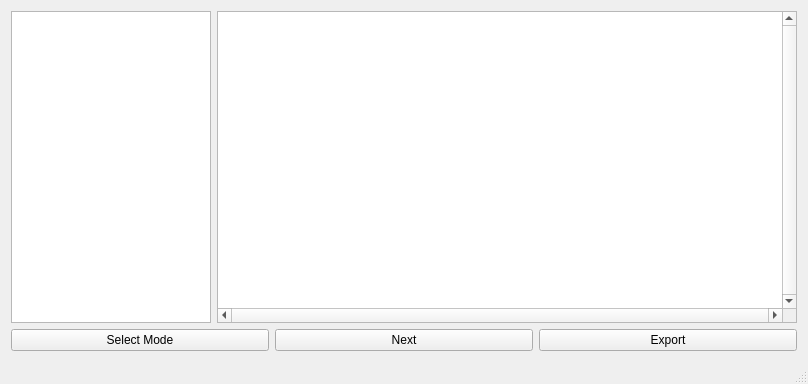
This is IntelliGraph/mainwindow.ui in SEGroup10/IntelliGraph as Qt 5 draws it before an edit. The edited form follows.
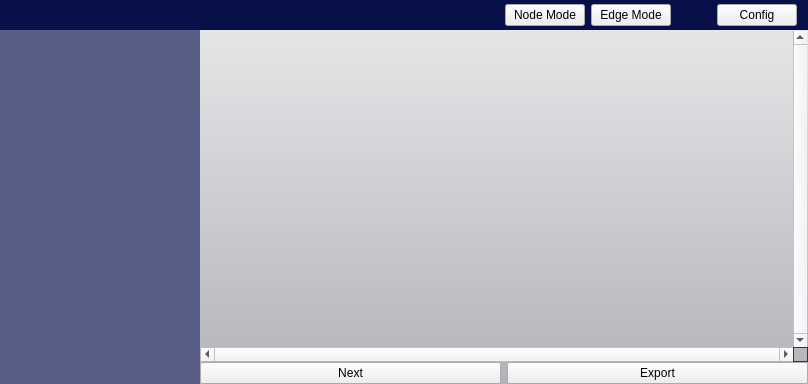
This is the edited form. Icons and pictures are not drawn.

Commit message:
Manual merge from origin/Dico
Manual merge

Diff of the .ui file:
```diff
--- a/IntelliGraph/mainwindow.ui
+++ b/IntelliGraph/mainwindow.ui
@@ -17,10 +17,133 @@
    <iconset resource="images.qrc">
     <normaloff>:/images/images/icon.ico</normaloff>:/images/images/icon.ico</iconset>
   </property>
+  <property name="styleSheet">
+   <string notr="true">/* http://paletton.com/#uid=13U0u0kd1oO0hT21i-bwUkbDIde
+ * color 1: #E9EAEB
+ * color 2: #B3B4B9
+ * color 3: #585E88
+ * color 4: #0E1B6E
+ * color 5: #071048
+ */
+
+QMainWindow {
+  background: QLinearGradient(x1: 0, y1: 0, x2: 0, y2: 1, stop: 0 #E9EAEB, stop: 1 #B3B4B9);
+}
+
+#topbar {
+  background: #071048;
+}
+
+#algorithmsList {
+  background: #585E88;
+  border: #585E88;
+  color: white;
+}
+
+#graphicsView {
+ background: transparent;
+}</string>
+  </property>
   <widget class="QWidget" name="centralWidget">
+   <property name="styleSheet">
+    <string notr="true"/>
+   </property>
    <layout class="QVBoxLayout" name="verticalLayout_2">
+    <property name="spacing">
+     <number>0</number>
+    </property>
+    <property name="leftMargin">
+     <number>0</number>
+    </property>
+    <property name="topMargin">
+     <number>0</number>
+    </property>
+    <property name="rightMargin">
+     <number>0</number>
+    </property>
+    <property name="bottomMargin">
+     <number>0</number>
+    </property>
     <item>
-     <layout class="QHBoxLayout" name="horizontalLayout_2">
+     <widget class="QWidget" name="topbar" native="true">
+      <layout class="QHBoxLayout" name="toplayout">
+       <property name="topMargin">
+        <number>4</number>
+       </property>
+       <property name="bottomMargin">
+        <number>4</number>
+       </property>
+       <item>
+        <spacer name="horizontalSpacer">
+         <property name="orientation">
+          <enum>Qt::Horizontal</enum>
+         </property>
+         <property name="sizeHint" stdset="0">
+          <size>
+           <width>40</width>
+           <height>20</height>
+          </size>
+         </property>
+        </spacer>
+       </item>
+       <item>
+        <widget class="QPushButton" name="selectButton">
+         <property name="text">
+          <string>Node Mode</string>
+         </property>
+        </widget>
+       </item>
+       <item>
+        <widget class="QPushButton" name="modeButton">
+         <property name="text">
+          <string>Edge Mode</string>
+         </property>
+        </widget>
+       </item>
+       <item>
+        <spacer name="horizontalSpacer_2">
+         <property name="orientation">
+          <enum>Qt::Horizontal</enum>
+         </property>
+         <property name="sizeType">
+          <enum>QSizePolicy::Fixed</enum>
+         </property>
+         <property name="sizeHint" stdset="0">
+          <size>
+           <width>40</width>
+           <height>20</height>
+          </size>
+         </property>
+        </spacer>
+       </item>
+       <item>
+        <widget class="QPushButton" name="config">
+         <property name="text">
+          <string>Config</string>
+         </property>
+        </widget>
+       </item>
+      </layout>
+     </widget>
+    </item>
+    <item>
+     <widget class="QWidget" name="middlebar" native="true">
+      <layout class="QHBoxLayout" name="middlelayout">
+       <property name="spacing">
+        <number>0</number>
+       </property>
+       <property name="leftMargin">
+        <number>0</number>
+       </property>
+       <property name="topMargin">
+        <number>0</number>
+       </property>
+       <property name="rightMargin">
+        <number>0</number>
+       </property>
+       <property name="bottomMargin">
+        <number>0</number>
+       </property>
       <item>
        <widget class="QListWidget" name="algorithmsList">
         <property name="maximumSize">
@@ -32,6 +155,24 @@
        </widget>
       </item>
       <item>
+        <widget class="QWidget" name="rightBar" native="true">
+         <layout class="QVBoxLayout" name="rightLayout">
+          <property name="spacing">
+           <number>0</number>
+          </property>
+          <property name="leftMargin">
+           <number>0</number>
+          </property>
+          <property name="topMargin">
+           <number>0</number>
+          </property>
+          <property name="rightMargin">
+           <number>0</number>
+          </property>
+          <property name="bottomMargin">
+           <number>0</number>
+          </property>
+          <item>
        <widget class="QGraphicsView" name="graphicsView">
         <property name="verticalScrollBarPolicy">
          <enum>Qt::ScrollBarAlwaysOn</enum>
@@ -41,17 +182,21 @@
         </property>
        </widget>
       </item>
-     </layout>
-    </item>
     <item>
-     <layout class="QHBoxLayout" name="horizontalLayout">
-      <item>
-       <widget class="QPushButton" name="modeButton">
-        <property name="text">
-         <string>Select Mode</string>
-        </property>
-       </widget>
-      </item>
+           <widget class="QWidget" name="bottombar" native="true">
+            <layout class="QHBoxLayout" name="bottomlayout">
+             <property name="leftMargin">
+              <number>0</number>
+             </property>
+             <property name="topMargin">
+              <number>0</number>
+             </property>
+             <property name="rightMargin">
+              <number>0</number>
+             </property>
+             <property name="bottomMargin">
+              <number>0</number>
+             </property>
       <item>
        <widget class="QPushButton" name="nextButton">
         <property name="text">
@@ -67,10 +212,16 @@
        </widget>
       </item>
      </layout>
+           </widget>
     </item>
    </layout>
   </widget>
-  <widget class="QStatusBar" name="statusBar"/>
+       </item>
+      </layout>
+     </widget>
+    </item>
+   </layout>
+  </widget>
  </widget>
  <layoutdefault spacing="6" margin="11"/>
  <resources>
```
Lines whose indentation alone changed are shown as unchanged.
